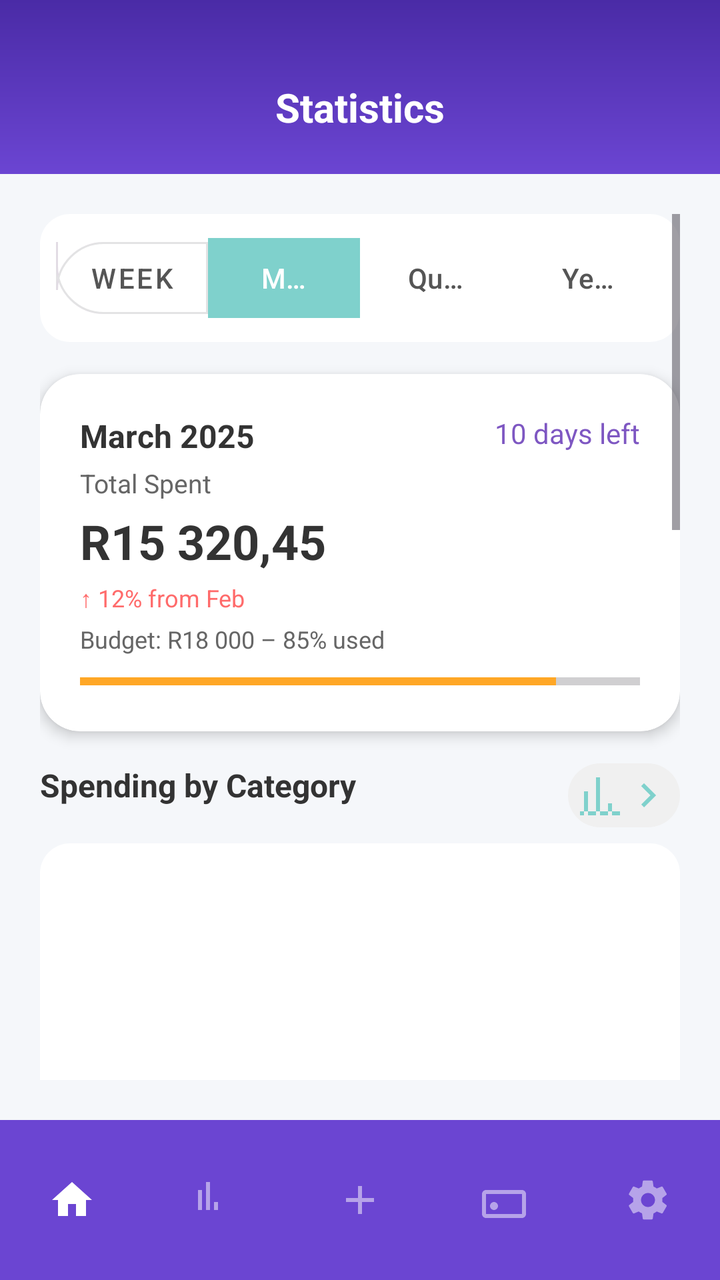
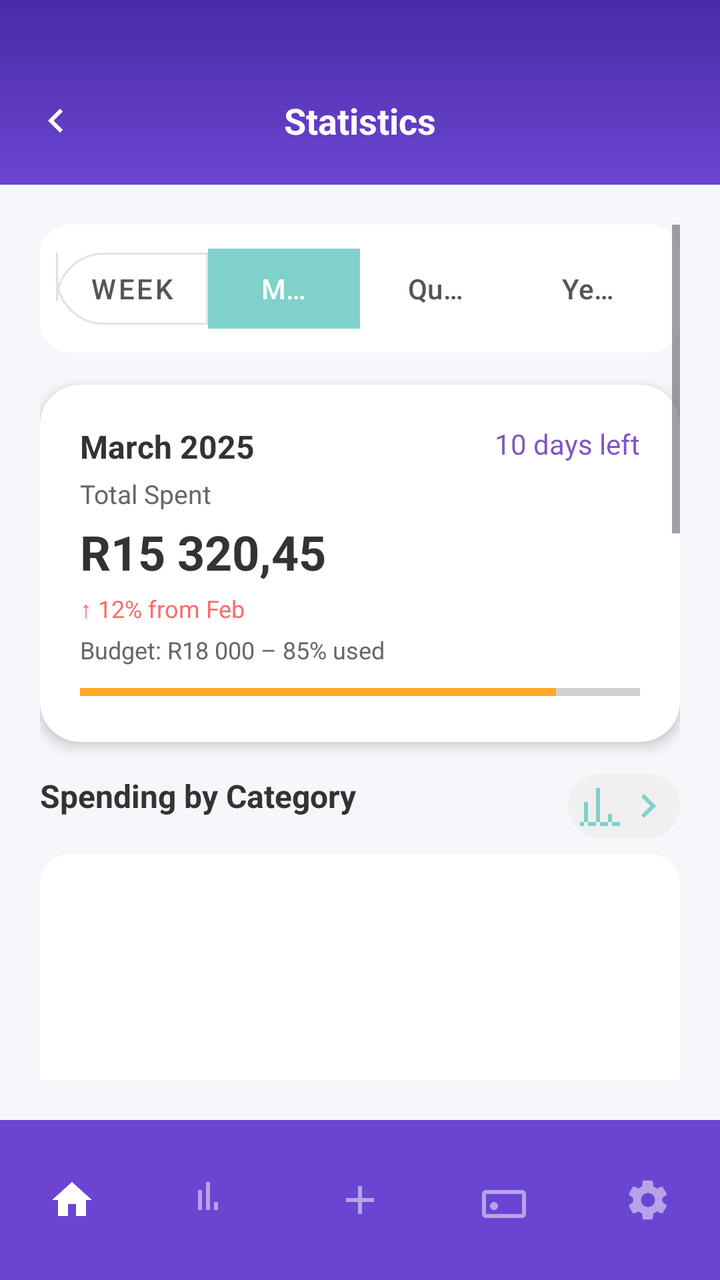

Compare the two renders of this Android layout. The source of the first and the diff that turns it into the second are given below.
<!-- AndroidManifest.xml: application theme Theme.TightBudget -->
<!-- res/layout/activity_statistics.xml -->
<?xml version="1.0" encoding="utf-8"?>
<RelativeLayout xmlns:android="http://schemas.android.com/apk/res/android"
    xmlns:app="http://schemas.android.com/apk/res-auto"
    xmlns:tools="http://schemas.android.com/tools"
    android:layout_width="match_parent"
    android:layout_height="match_parent"
    android:background="@color/background_gray"
    tools:context=".StatisticsActivity">

    
    <LinearLayout
        android:id="@+id/statisticsHeader"
        android:layout_width="match_parent"
        android:layout_height="wrap_content"
        android:background="@drawable/gradient_background"
        android:paddingTop="40dp"
        android:paddingBottom="20dp"
        android:gravity="center"
        android:orientation="horizontal">

        <TextView
            android:layout_width="wrap_content"
            android:layout_height="wrap_content"
            android:text="Statistics"
            android:textColor="@color/white"
            android:textSize="20sp"
            android:textStyle="bold" />
    </LinearLayout>

    
    <FrameLayout
        android:id="@+id/loadingOverlay"
        android:layout_width="match_parent"
        android:layout_height="match_parent"
        android:layout_below="@id/statisticsHeader"
        android:background="#80FFFFFF"
        android:clickable="true"
        android:focusable="true"
        android:visibility="gone">

        <ProgressBar
            android:layout_width="wrap_content"
            android:layout_height="wrap_content"
            android:layout_gravity="center" />
    </FrameLayout>

    
    <ScrollView
        android:id="@+id/statisticsScroll"
        android:layout_width="match_parent"
        android:layout_height="match_parent"
        android:layout_below="@id/statisticsHeader"
        android:layout_above="@id/bottomNavBar"
        android:padding="20dp">

        <LinearLayout
            android:layout_width="match_parent"
            android:layout_height="wrap_content"
            android:orientation="vertical">

            
            <com.google.android.material.button.MaterialButtonToggleGroup
                android:id="@+id/periodToggleGroup"
                android:layout_width="match_parent"
                android:layout_height="wrap_content"
                android:layout_marginBottom="16dp"
                android:background="@drawable/card_background"
                android:padding="8dp"
                app:singleSelection="true"
                app:checkedButton="@id/monthButton"
                app:selectionRequired="true">

                <com.google.android.material.button.MaterialButton
                    android:id="@+id/weekButton"
                    android:layout_width="0dp"
                    android:layout_height="wrap_content"
                    android:layout_weight="1"
                    android:text="Week"
                    android:textSize="14sp"
                    app:cornerRadius="24dp"
                    app:iconTint="@color/text_dark"
                    android:textColor="@color/text_medium"
                    android:backgroundTint="@color/white"
                    style="@style/Widget.MaterialComponents.Button.OutlinedButton" />

                <com.google.android.material.button.MaterialButton
                    android:id="@+id/monthButton"
                    android:layout_width="0dp"
                    android:layout_height="wrap_content"
                    android:layout_weight="1"
                    android:text="Month"
                    android:textSize="14sp"
                    app:cornerRadius="24dp"
                    android:textColor="@color/white"
                    android:backgroundTint="@color/teal_light" />

                <com.google.android.material.button.MaterialButton
                    android:id="@+id/quarterButton"
                    android:layout_width="0dp"
                    android:layout_height="wrap_content"
                    android:layout_weight="1"
                    android:text="Quarter"
                    android:textSize="14sp"
                    app:cornerRadius="24dp"
                    android:textColor="@color/text_medium"
                    android:backgroundTint="@color/white" />

                <com.google.android.material.button.MaterialButton
                    android:id="@+id/yearButton"
                    android:layout_width="0dp"
                    android:layout_height="wrap_content"
                    android:layout_weight="1"
                    android:text="Year"
                    android:textSize="14sp"
                    app:cornerRadius="24dp"
                    android:textColor="@color/text_medium"
                    android:backgroundTint="@color/white" />
            </com.google.android.material.button.MaterialButtonToggleGroup>

            
            <androidx.cardview.widget.CardView
                android:layout_width="match_parent"
                android:layout_height="wrap_content"
                android:layout_marginBottom="16dp"
                app:cardCornerRadius="20dp"
                app:cardElevation="4dp">

                <LinearLayout
                    android:layout_width="match_parent"
                    android:layout_height="wrap_content"
                    android:orientation="vertical"
                    android:padding="20dp">

                    <RelativeLayout
                        android:layout_width="match_parent"
                        android:layout_height="wrap_content">

                        <TextView
                            android:id="@+id/periodTitle"
                            android:layout_width="wrap_content"
                            android:layout_height="wrap_content"
                            android:text="March 2025"
                            android:textStyle="bold"
                            android:textSize="16sp"
                            android:textColor="@color/text_dark" />

                        <TextView
                            android:id="@+id/daysRemaining"
                            android:layout_width="wrap_content"
                            android:layout_height="wrap_content"
                            android:text="10 days left"
                            android:textSize="14sp"
                            android:textColor="@color/purple"
                            android:layout_alignParentEnd="true" />
                    </RelativeLayout>

                    <TextView
                        android:layout_width="wrap_content"
                        android:layout_height="wrap_content"
                        android:text="Total Spent"
                        android:textSize="13sp"
                        android:textColor="@color/text_light"
                        android:layout_marginTop="4dp" />

                    <TextView
                        android:id="@+id/totalSpentText"
                        android:layout_width="wrap_content"
                        android:layout_height="wrap_content"
                        android:text="R15 320,45"
                        android:textSize="24sp"
                        android:textStyle="bold"
                        android:textColor="@color/text_dark"
                        android:layout_marginTop="4dp" />

                    <TextView
                        android:id="@+id/periodComparison"
                        android:layout_width="wrap_content"
                        android:layout_height="wrap_content"
                        android:text="↑ 12% from Feb"
                        android:textSize="12sp"
                        android:textColor="@color/red"
                        android:layout_marginTop="4dp" />

                    <TextView
                        android:id="@+id/budgetUsageText"
                        android:layout_width="wrap_content"
                        android:layout_height="wrap_content"
                        android:text="Budget: R18 000 – 85% used"
                        android:textSize="12sp"
                        android:textColor="@color/text_light"
                        android:layout_marginTop="4dp" />

                    <ProgressBar
                        android:id="@+id/budgetProgress"
                        style="?android:attr/progressBarStyleHorizontal"
                        android:layout_width="match_parent"
                        android:layout_height="10dp"
                        android:progress="85"
                        android:progressTint="@color/orange"
                        android:layout_marginTop="8dp" />
                </LinearLayout>
            </androidx.cardview.widget.CardView>

            
            <LinearLayout
                android:layout_width="match_parent"
                android:layout_height="wrap_content"
                android:layout_marginBottom="16dp"
                android:orientation="vertical">

                <RelativeLayout
                    android:layout_width="match_parent"
                    android:layout_height="wrap_content"
                    android:layout_marginBottom="8dp">

                    <TextView
                        android:layout_width="wrap_content"
                        android:layout_height="wrap_content"
                        android:text="Spending by Category"
                        android:textSize="16sp"
                        android:textColor="@color/text_dark"
                        android:textStyle="bold" />

                    
                    <LinearLayout
                        android:id="@+id/chartToggle"
                        android:layout_width="wrap_content"
                        android:layout_height="wrap_content"
                        android:layout_alignParentEnd="true"
                        android:background="@drawable/rounded_toggle_background"
                        android:padding="4dp"
                        android:gravity="center_vertical"
                        android:clickable="true"
                        android:focusable="true">

                        <ImageView
                            android:id="@+id/chartToggleIcon"
                            android:layout_width="24dp"
                            android:layout_height="24dp"
                            android:src="@drawable/ic_bar_chart"
                            app:tint="@color/teal_light" />

                        <ImageView
                            android:layout_width="24dp"
                            android:layout_height="24dp"
                            android:src="@drawable/ic_arrow_right"
                            app:tint="@color/teal_light" />
                    </LinearLayout>
                </RelativeLayout>

                
                <FrameLayout
                    android:id="@+id/categoryChartPlaceholder"
                    android:layout_width="match_parent"
                    android:layout_height="220dp"
                    android:background="@drawable/card_background"
                    android:padding="16dp">

                    
                    <TextView
                        android:id="@+id/noDataMessage"
                        android:layout_width="wrap_content"
                        android:layout_height="wrap_content"
                        android:layout_gravity="center"
                        android:text="No spending data for this period"
                        android:textColor="@color/text_light"
                        android:visibility="gone" />
                </FrameLayout>
            </LinearLayout>

            
            <LinearLayout
                android:layout_width="match_parent"
                android:layout_height="wrap_content"
                android:layout_marginBottom="16dp"
                android:orientation="vertical">

                <RelativeLayout
                    android:layout_width="match_parent"
                    android:layout_height="wrap_content"
                    android:layout_marginBottom="8dp">

                    <TextView
                        android:layout_width="wrap_content"
                        android:layout_height="wrap_content"
                        android:text="Daily Spending"
                        android:textSize="16sp"
                        android:textColor="@color/text_dark"
                        android:textStyle="bold" />

                    <TextView
                        android:id="@+id/lastDaysText"
                        android:layout_width="wrap_content"
                        android:layout_height="wrap_content"
                        android:text="Last 7 days"
                        android:textSize="12sp"
                        android:textColor="@color/text_light"
                        android:layout_alignParentEnd="true" />
                </RelativeLayout>

                
                <FrameLayout
                    android:id="@+id/lineChartPlaceholder"
                    android:layout_width="match_parent"
                    android:layout_height="200dp"
                    android:background="@drawable/card_background"
                    android:padding="16dp">

                    
                    <TextView
                        android:id="@+id/noDailyDataMessage"
                        android:layout_width="wrap_content"
                        android:layout_height="wrap_content"
                        android:layout_gravity="center"
                        android:text="No daily data available"
                        android:textColor="@color/text_light"
                        android:visibility="gone" />
                </FrameLayout>
            </LinearLayout>

            
            <LinearLayout
                android:layout_width="match_parent"
                android:layout_height="wrap_content"
                android:layout_marginBottom="16dp"
                android:orientation="vertical">

                <RelativeLayout
                    android:layout_width="match_parent"
                    android:layout_height="wrap_content"
                    android:layout_marginBottom="8dp">

                    <TextView
                        android:layout_width="wrap_content"
                        android:layout_height="wrap_content"
                        android:text="Spending Forecast"
                        android:textSize="16sp"
                        android:textColor="@color/text_dark"
                        android:textStyle="bold" />

                    <TextView
                        android:layout_width="wrap_content"
                        android:layout_height="wrap_content"
                        android:text="Month-end"
                        android:textSize="12sp"
                        android:textColor="@color/text_light"
                        android:layout_alignParentEnd="true" />
                </RelativeLayout>

                
                <TextView
                    android:id="@+id/forecastStatus"
                    android:layout_width="match_parent"
                    android:layout_height="wrap_content"
                    android:padding="12dp"
                    android:textSize="14sp"
                    android:textStyle="bold"
                    android:textColor="@color/red_light"
                    android:gravity="center"
                    android:background="@drawable/forecast_status_background"
                    android:layout_marginBottom="12dp"
                    android:text="Projected to be OVER budget by R1,200" />

                <TextView
                    android:id="@+id/forecastConfidence"
                    android:layout_width="wrap_content"
                    android:layout_height="wrap_content"
                    android:layout_gravity="center"
                    android:text="Forecast confidence: Low"
                    android:textColor="@color/text_light"
                    android:textSize="12sp"
                    android:visibility="gone"
                    android:layout_marginTop="4dp"
                    android:layout_marginBottom="8dp" />

                
                <FrameLayout
                    android:id="@+id/trendContainer"
                    android:layout_width="match_parent"
                    android:layout_height="100dp"
                    android:background="@drawable/card_background"
                    android:layout_marginBottom="12dp"
                    android:padding="8dp" />

                
                <TextView
                    android:layout_width="wrap_content"
                    android:layout_height="wrap_content"
                    android:text="Forecast Scenarios:"
                    android:textSize="14sp"
                    android:textColor="@color/text_dark"
                    android:layout_marginBottom="4dp" />

                <LinearLayout
                    android:layout_width="match_parent"
                    android:layout_height="wrap_content"
                    android:orientation="vertical"
                    android:background="@drawable/card_background"
                    android:padding="12dp">

                    <LinearLayout
                        android:layout_width="match_parent"
                        android:layout_height="wrap_content"
                        android:orientation="horizontal"
                        android:layout_marginBottom="8dp">

                        <View
                            android:id="@+id/highSpendIndicator"
                            android:layout_width="16dp"
                            android:layout_height="16dp"
                            android:layout_gravity="center_vertical"
                            android:layout_marginEnd="8dp" />

                        <TextView
                            android:id="@+id/highSpendText"
                            android:layout_width="match_parent"
                            android:layout_height="wrap_content"
                            android:text="High spend: R19,200"
                            android:textColor="@color/text_dark" />
                    </LinearLayout>

                    <LinearLayout
                        android:layout_width="match_parent"
                        android:layout_height="wrap_content"
                        android:orientation="horizontal"
                        android:layout_marginBottom="8dp">

                        <View
                            android:id="@+id/mediumSpendIndicator"
                            android:layout_width="16dp"
                            android:layout_height="16dp"
                            android:layout_gravity="center_vertical"
                            android:layout_marginEnd="8dp" />

                        <TextView
                            android:id="@+id/mediumSpendText"
                            android:layout_width="match_parent"
                            android:layout_height="wrap_content"
                            android:text="Medium spend: R18,000"
                            android:textColor="@color/text_dark" />
                    </LinearLayout>

                    <LinearLayout
                        android:layout_width="match_parent"
                        android:layout_height="wrap_content"
                        android:orientation="horizontal">

                        <View
                            android:id="@+id/lowSpendIndicator"
                            android:layout_width="16dp"
                            android:layout_height="16dp"
                            android:layout_gravity="center_vertical"
                            android:layout_marginEnd="8dp" />

                        <TextView
                            android:id="@+id/lowSpendText"
                            android:layout_width="match_parent"
                            android:layout_height="wrap_content"
                            android:text="Low spend: R16,800"
                            android:textColor="@color/text_dark" />
                    </LinearLayout>
                </LinearLayout>
            </LinearLayout>

            
            <TextView
                android:id="@+id/tipText"
                android:layout_width="match_parent"
                android:layout_height="wrap_content"
                android:text="💡 Tip: Reduce Food spending by R500 to stay on budget"
                android:padding="12dp"
                android:textColor="@color/purple"
                android:textSize="14sp"
                android:background="@drawable/outline_purple_box"
                android:layout_marginBottom="16dp" />

            
            <TextView
                android:layout_width="match_parent"
                android:layout_height="wrap_content"
                android:text="🏆 You've tracked 24 days in a row! +50 points"
                android:padding="14dp"
                android:gravity="center"
                android:textColor="@color/blue"
                android:textStyle="bold"
                android:textSize="14sp"
                android:background="@color/light_blue_bg"
                android:layout_marginBottom="24dp" />
        </LinearLayout>
    </ScrollView>

    
    <com.google.android.material.bottomnavigation.BottomNavigationView
        android:id="@+id/bottomNavBar"
        android:layout_width="match_parent"
        android:layout_height="wrap_content"
        android:layout_alignParentBottom="true"
        android:background="@color/primary_purple_light"
        app:labelVisibilityMode="unlabeled"
        app:itemIconTint="@color/bottom_nav_item_colour"
        app:itemTextColor="@color/bottom_nav_item_colour"
        app:menu="@menu/bottom_navigation_menu" />
</RelativeLayout>
<!-- resources referenced by this layout -->
<resources>
  <color name="background_gray">#F5F7FA</color>
  <color name="blue">#3A82F7</color>
  <color name="light_blue_bg">#E0F4FF</color>
  <color name="orange">#FFA726</color>
  <color name="primary_purple_light">#6B45D2</color>
  <color name="purple">#7E57C2</color>
  <color name="red">#FF6B6B</color>
  <color name="red_light">#FF5252</color>
  <color name="teal_light">#7FD1CC</color>
  <color name="text_dark">#333333</color>
  <color name="text_light">#666666</color>
  <color name="text_medium">#555555</color>
  <color name="white">#FFFFFFFF</color>
  <!-- drawable card_background (drawable) -->
  <?xml version="1.0" encoding="utf-8"?>
  <shape xmlns:android="http://schemas.android.com/apk/res/android">
      <solid android:color="@color/white" />
      <corners android:radius="15dp" />
  </shape>
  <!-- drawable forecast_status_background (drawable) -->
  <?xml version="1.0" encoding="utf-8"?>
  <shape xmlns:android="http://schemas.android.com/apk/res/android">
      <solid android:color="#FFF2F2" /> 
      <corners android:radius="8dp" />
  </shape>
  <!-- drawable gradient_background (drawable) -->
  <?xml version="1.0" encoding="utf-8"?>
  <shape xmlns:android="http://schemas.android.com/apk/res/android">
      <gradient
          android:startColor="@color/primary_purple_dark"
          android:endColor="@color/primary_purple_light"
          android:angle="270" />
  </shape>
  <!-- drawable ic_arrow_right (drawable) -->
  <?xml version="1.0" encoding="utf-8"?>
  <vector xmlns:android="http://schemas.android.com/apk/res/android"
      android:width="24dp"
      android:height="24dp"
      android:viewportWidth="24"
      android:viewportHeight="24">
      <path
          android:fillColor="#000000"
          android:pathData="M8.59,16.59L13.17,12L8.59,7.41L10,6L16,12L10,18L8.59,16.59Z" />
  </vector>
  <!-- drawable ic_bar_chart (drawable) -->
  <?xml version="1.0" encoding="utf-8"?>
  <vector xmlns:android="http://schemas.android.com/apk/res/android"
      android:width="24dp"
      android:height="24dp"
      android:viewportWidth="24"
      android:viewportHeight="24">
      <path
          android:fillColor="#7FD1CC"
          android:pathData="M4,22h2V10H4v12zM10,22h2V3h-2v19zM16,22h2v-6h-2v6zM22,22H2v-2h20v2z" />
  </vector>
  <!-- drawable outline_purple_box (drawable) -->
  <?xml version="1.0" encoding="utf-8"?>
  <shape xmlns:android="http://schemas.android.com/apk/res/android"
      android:shape="rectangle">
      <solid android:color="@android:color/transparent" />
      <stroke android:width="1dp" android:color="@color/purple" />
      <corners android:radius="10dp" />
  </shape>
  <!-- drawable rounded_toggle_background (drawable) -->
  <?xml version="1.0" encoding="utf-8"?>
  <shape xmlns:android="http://schemas.android.com/apk/res/android">
      <solid android:color="#F0F0F0" />
      <corners android:radius="16dp" />
      <padding android:left="8dp" android:top="4dp" android:right="8dp" android:bottom="4dp" />
  </shape>
  <style name="Theme.TightBudget" parent="Base.Theme.TightBudget" />
  <color name="primary_purple_dark">#4A2BA6</color>
  <style name="Base.Theme.TightBudget" parent="Theme.Material3.DayNight.NoActionBar">
          <item name="android:windowTranslucentNavigation">false</item>
          <item name="android:navigationBarColor">@color/primary_purple_light</item>
          <item name="android:statusBarColor">@android:color/transparent</item>
          <item name="android:windowDrawsSystemBarBackgrounds">true</item>
      </style>
</resources>

<!-- the commit's change to res/layout/activity_statistics.xml (unified diff, before → after) -->
@@ -8,24 +8,41 @@
     tools:context=".StatisticsActivity">
 
     
-    <LinearLayout
+    <androidx.constraintlayout.widget.ConstraintLayout
         android:id="@+id/statisticsHeader"
         android:layout_width="match_parent"
         android:layout_height="wrap_content"
         android:background="@drawable/gradient_background"
-        android:paddingTop="40dp"
-        android:paddingBottom="20dp"
-        android:gravity="center"
-        android:orientation="horizontal">
+        android:paddingStart="16dp"
+        android:paddingTop="48dp"
+        android:paddingEnd="16dp"
+        android:paddingBottom="20dp">
+
+        <ImageView
+            android:id="@+id/backButton"
+            android:layout_width="24dp"
+            android:layout_height="24dp"
+            android:contentDescription="@string/back_button"
+            android:src="@drawable/ic_back"
+            app:layout_constraintStart_toStartOf="parent"
+            app:layout_constraintTop_toTopOf="parent"
+            app:layout_constraintBottom_toBottomOf="parent"
+            app:tint="@android:color/white" />
 
         <TextView
-            android:layout_width="wrap_content"
+            android:id="@+id/headerTitle"
+            android:layout_width="0dp"
             android:layout_height="wrap_content"
+            android:gravity="center"
             android:text="Statistics"
-            android:textColor="@color/white"
-            android:textSize="20sp"
-            android:textStyle="bold" />
-    </LinearLayout>
+            android:textColor="@android:color/white"
+            android:textSize="18sp"
+            android:textStyle="bold"
+            app:layout_constraintStart_toStartOf="parent"
+            app:layout_constraintEnd_toEndOf="parent"
+            app:layout_constraintTop_toTopOf="parent"
+            app:layout_constraintBottom_toBottomOf="parent" />
+    </androidx.constraintlayout.widget.ConstraintLayout>
 
     
     <FrameLayout
<!-- resource entries referenced after the edit -->
@@ -44,6 +44,18 @@
           android:fillColor="#000000"
           android:pathData="M8.59,16.59L13.17,12L8.59,7.41L10,6L16,12L10,18L8.59,16.59Z" />
   </vector>
+  <!-- drawable ic_back (drawable) -->
+  <?xml version="1.0" encoding="utf-8"?>
+  <vector xmlns:android="http://schemas.android.com/apk/res/android"
+      android:width="24dp"
+      android:height="24dp"
+      android:viewportWidth="24"
+      android:viewportHeight="24">
+  
+      <path
+          android:fillColor="#FFFFFF"
+          android:pathData="M15.41,7.41L14,6l-6,6 6,6 1.41,-1.41L10.83,12z" />
+  </vector>
   <!-- drawable ic_bar_chart (drawable) -->
   <?xml version="1.0" encoding="utf-8"?>
   <vector xmlns:android="http://schemas.android.com/apk/res/android"
@@ -70,6 +82,7 @@
       <corners android:radius="16dp" />
       <padding android:left="8dp" android:top="4dp" android:right="8dp" android:bottom="4dp" />
   </shape>
+  <string name="back_button" />
   <style name="Theme.TightBudget" parent="Base.Theme.TightBudget" />
   <color name="primary_purple_dark">#4A2BA6</color>
   <style name="Base.Theme.TightBudget" parent="Theme.Material3.DayNight.NoActionBar">
